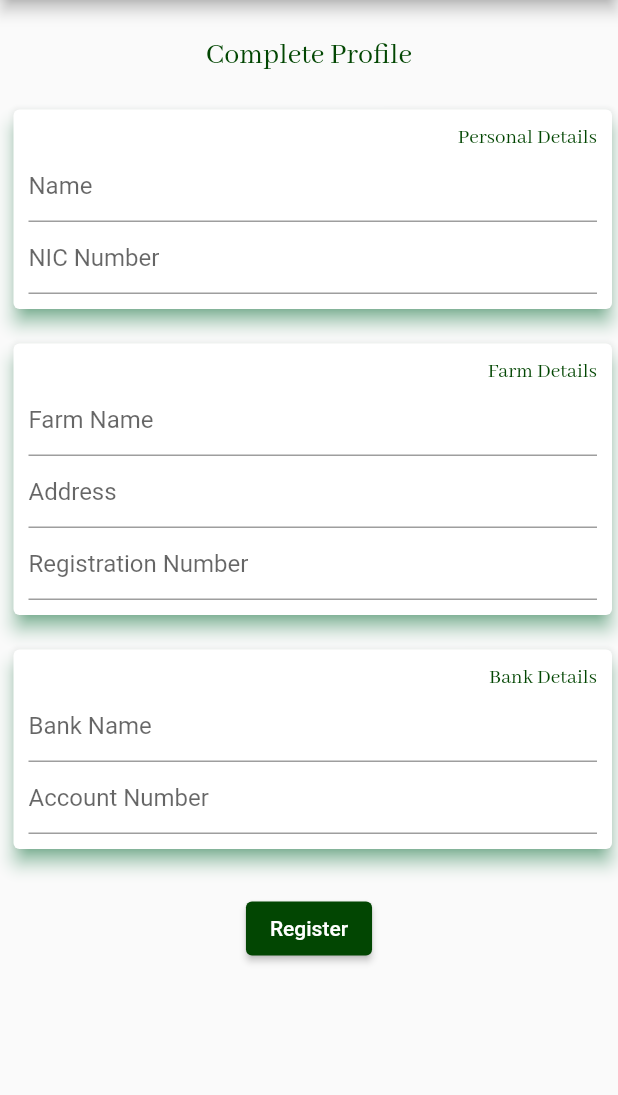
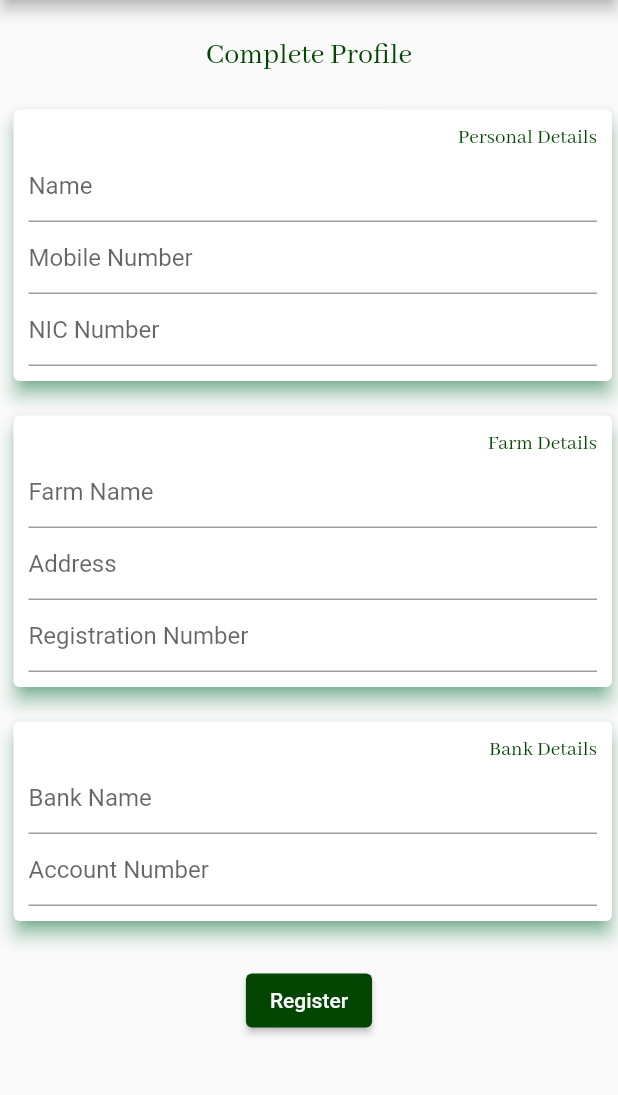
Before and after one commit to Yoshani/Cropify, a Flutter app: the FarmerRegistration screen opened directly, on a phone screen of 412 x 824 dp, the part 84-1179 px from its top. Run offline on Flutter 3.47's test engine with Material 2 defaults, Android fonts, the phone set to English and light mode, and no system bars; our stand-ins replace animated_text_kit, cloud_firestore, firebase_auth, firebase_core, get, get_storage; accounts and stored records are empty; network calls fail.

Commit message:
farmer registration complete

```diff
--- a/lib/controllers/auth_controller.dart
+++ b/lib/controllers/auth_controller.dart
@@ -25,6 +25,7 @@ class AuthController extends GetxController {
       UserModel _user = UserModel(
           id: _authResult.user?.uid,
           name: null,
+          phone: null,
           email: _authResult.user?.email,
           nic: null,
           role: "FARMER");
--- a/lib/cropify_app.dart
+++ b/lib/cropify_app.dart
@@ -16,6 +16,7 @@ class CropifyApp extends StatelessWidget {
       theme: Themes.light,
       initialRoute: "/",
       getPages: GetPages.init(),
+      defaultTransition: Transition.zoom,
     );
   }
 }
--- a/lib/models/user.dart
+++ b/lib/models/user.dart
@@ -3,15 +3,17 @@ import 'package:cloud_firestore/cloud_firestore.dart';
 class UserModel {
   String? id;
   String? name;
+  String? phone;
   String? email;
   String? nic;
   String? role;
 
-  UserModel({this.id, this.name, this.email, this.nic, this.role});
+  UserModel({this.id, this.name, this.phone, this.email, this.nic, this.role});
 
   UserModel.fromDocumentSnapshot({required DocumentSnapshot documentSnapshot}) {
     id = documentSnapshot.id;
     name = documentSnapshot["name"];
+    phone = documentSnapshot["phone"];
     email = documentSnapshot["email"];
     role = documentSnapshot["nic"];
     role = documentSnapshot["role"];
--- a/lib/screens/farmer/registration.dart
+++ b/lib/screens/farmer/registration.dart
@@ -2,13 +2,13 @@ import 'package:cropify/screens/common/appbar.dart';
 import 'package:flutter/material.dart';
 import 'package:get/get.dart';
 
-import '../../controllers/auth_controller.dart';
 import '../../controllers/user_controller.dart';
 
 class FarmerRegistration extends GetWidget<UserController> {
   FarmerRegistration({Key? key}) : super(key: key);
 
   final TextEditingController nameController = TextEditingController();
+  final TextEditingController phoneController = TextEditingController();
   final TextEditingController nicController = TextEditingController();
   final TextEditingController bankNameController = TextEditingController();
   final TextEditingController accountNumController = TextEditingController();
@@ -19,6 +19,7 @@ class FarmerRegistration extends GetWidget<UserController> {
   @override
   Widget build(BuildContext context) {
     return Scaffold(
+      resizeToAvoidBottomInset: false,
       appBar: const CropifyAppBar(),
       body: Align(
         alignment: Alignment.center,
@@ -63,8 +64,13 @@ class FarmerRegistration extends GetWidget<UserController> {
                         ),
                         TextFormField(
                           decoration:
+                              const InputDecoration(hintText: "Mobile Number"),
+                          controller: phoneController,
+                          keyboardType: TextInputType.number,
+                        ),
+                        TextFormField(
+                          decoration:
                               const InputDecoration(hintText: "NIC Number"),
-                          obscureText: true,
                           controller: nicController,
                         ),
                       ]),
@@ -96,18 +102,17 @@ class FarmerRegistration extends GetWidget<UserController> {
                         TextFormField(
                           decoration:
                               const InputDecoration(hintText: "Farm Name"),
-                          controller: nameController,
+                          controller: farmNameController,
                         ),
                         TextFormField(
                           decoration:
                               const InputDecoration(hintText: "Address"),
-                          controller: nameController,
+                          controller: addressController,
                         ),
                         TextFormField(
                           decoration: const InputDecoration(
                               hintText: "Registration Number"),
-                          obscureText: true,
-                          controller: nicController,
+                          controller: regNumController,
                         ),
                       ]),
                 ),
@@ -138,13 +143,12 @@ class FarmerRegistration extends GetWidget<UserController> {
                         TextFormField(
                           decoration:
                               const InputDecoration(hintText: "Bank Name"),
-                          controller: nameController,
+                          controller: bankNameController,
                         ),
                         TextFormField(
                           decoration:
                               const InputDecoration(hintText: "Account Number"),
-                          obscureText: true,
-                          controller: nicController,
+                          controller: accountNumController,
                         ),
                       ]),
                 ),
@@ -156,9 +160,10 @@ class FarmerRegistration extends GetWidget<UserController> {
             ElevatedButton(
               child: const Text("Register"),
               onPressed: () {
+                if (GetUtils.isPhoneNumber(phoneController.text)) {
                   controller.registerUser(
-                  Get.find<AuthController>().user!.uid,
                     nameController.text,
+                    phoneController.text,
                     nicController.text,
                     bankNameController.text,
                     accountNumController.text,
@@ -166,6 +171,12 @@ class FarmerRegistration extends GetWidget<UserController> {
                     addressController.text,
                     regNumController.text,
                   );
+                } else {
+                  Get.snackbar(
+                      "Incorrect Format", "Please enter a valid phone number",
+                      snackPosition: SnackPosition.BOTTOM,
+                      snackStyle: SnackStyle.FLOATING);
+                }
               },
             ),
           ],
--- a/lib/services/database.dart
+++ b/lib/services/database.dart
@@ -13,6 +13,7 @@ class Database {
       await _firestore.collection("users").doc(user.id).set({
         "name": user.name,
         "email": user.email,
+        "phone": user.phone,
         "nic": user.nic,
         "role": user.role
       });
@@ -45,6 +46,7 @@ class Database {
       // update user
       await _firestore.collection("users").doc(user.id).update({
         "name": user.name,
+        "phone": user.phone,
         "email": user.email,
         "nic": user.nic,
         "role": user.role
```
Also changed, not shown: lib/controllers/user_controller.dart (+10 -8 lines). Lines whose indentation alone changed are shown as unchanged.
